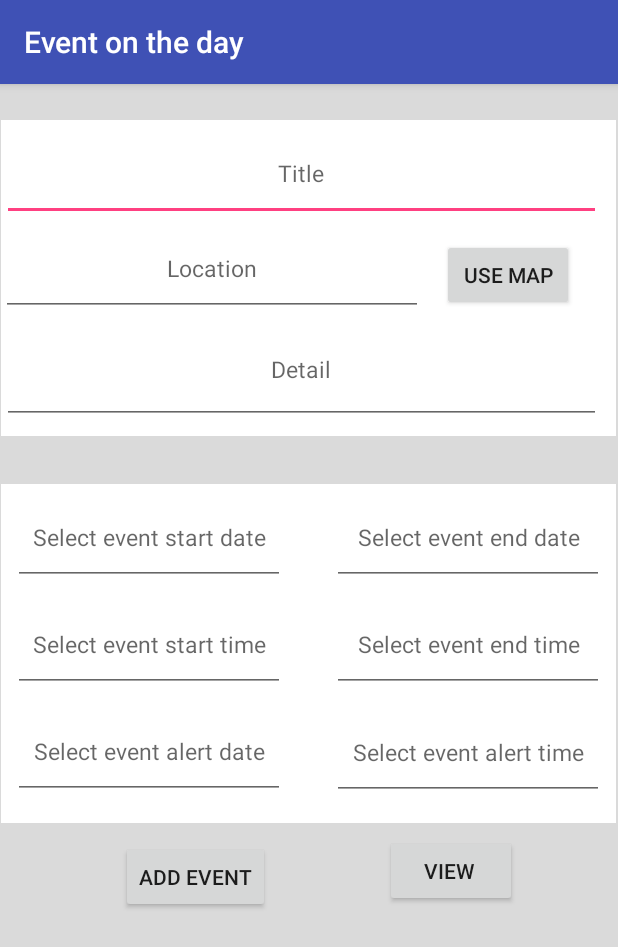
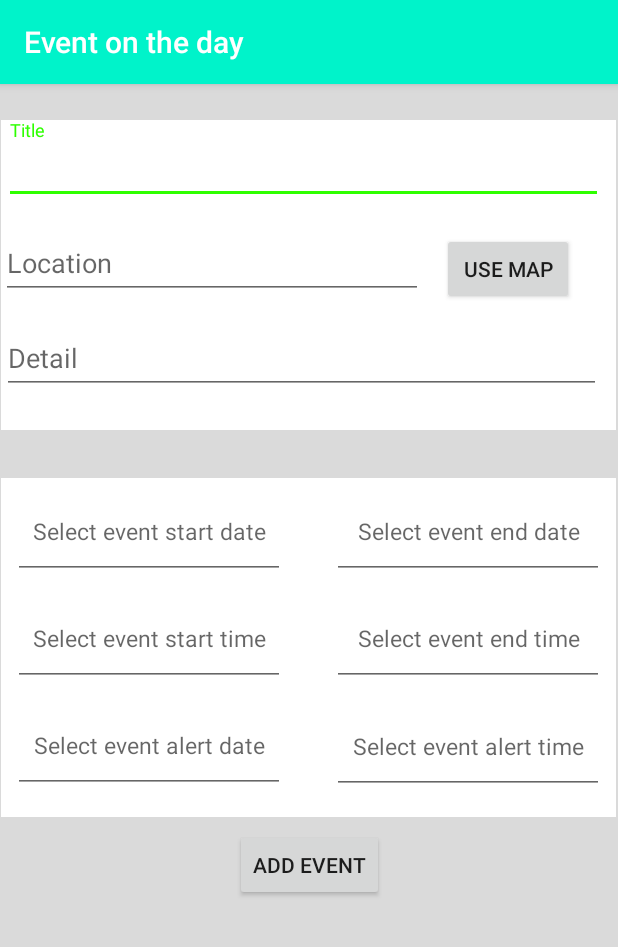
Before and after one commit to intersignature/final_project_android, an Android app: the AddEventActivity screen opened directly, with no data from a screen before it, on a phone screen of 412 x 824 dp. Shown: the top 947 px of the screen. Run offline under Robolectric (Android 15) with nearby library versions, the phone set to English and light mode, and no system bars.

Commit message:
edit add/edit xml to use inputlayout

```diff
--- a/Eventontheday/app/src/main/java/kmitl/final_project/sirichai/eventontheday/model/DatabaseAdapter.java
+++ b/Eventontheday/app/src/main/java/kmitl/final_project/sirichai/eventontheday/model/DatabaseAdapter.java
@@ -2,12 +2,15 @@ package kmitl.final_project.sirichai.eventontheday.model;
 
 import android.content.ContentValues;
 import android.content.Context;
+import android.content.Intent;
 import android.database.Cursor;
 import android.database.sqlite.SQLiteDatabase;
 import android.database.sqlite.SQLiteException;
 import android.database.sqlite.SQLiteOpenHelper;
 import android.support.v7.widget.RecyclerView;
 import android.widget.Toast;
+
+import com.google.android.gms.common.ConnectionResult;
 
 import java.io.File;
 import java.io.FileOutputStream;
@@ -18,6 +21,7 @@ import java.util.ArrayList;
 import java.util.List;
 
 import kmitl.final_project.sirichai.eventontheday.R;
+import kmitl.final_project.sirichai.eventontheday.notification.TimerService;
 
 /**
  * Created by atomiz on 8/11/2560.
--- a/Eventontheday/app/src/main/java/kmitl/final_project/sirichai/eventontheday/notification/TimerService.java
+++ b/Eventontheday/app/src/main/java/kmitl/final_project/sirichai/eventontheday/notification/TimerService.java
@@ -106,6 +106,7 @@ public class TimerService extends IntentService{
                 return;
     }
 
+
     @Override
     protected void onHandleIntent(Intent intent) {
         addDbForNotification();
@@ -114,6 +115,7 @@ public class TimerService extends IntentService{
             while (true) {
                 DateFormat dateFormat = new SimpleDateFormat("yyyy/MM/dd HH:mm:ss");
                 Date date = new Date();
+                Log.i("timer", "(intent is null) = " + dateFormat.format(date));
                 String currentYear = dateFormat.format(date).split(" ")[0].split("/")[0];
                 String currentMonth =dateFormat.format(date).split(" ")[0].split("/")[1];
                 String currentDay =dateFormat.format(date).split(" ")[0].split("/")[2];
--- a/Eventontheday/app/src/main/java/kmitl/final_project/sirichai/eventontheday/view/AddPresetActivity.java
+++ b/Eventontheday/app/src/main/java/kmitl/final_project/sirichai/eventontheday/view/AddPresetActivity.java
@@ -29,7 +29,7 @@ public class AddPresetActivity extends AppCompatActivity {
         setContentView(R.layout.activity_add_preset);
         setTitle = (EditText) findViewById(R.id.setTitlePreset);
         setLocation = (EditText) findViewById(R.id.setLocationPreset);
-        setDetail = (EditText) findViewById(R.id.setLocationPreset);
+        setDetail = (EditText) findViewById(R.id.setDetailPreset);
         databaseAdapter = new DatabaseAdapter(getApplicationContext());
     }
 
--- a/Eventontheday/app/src/main/java/kmitl/final_project/sirichai/eventontheday/view/EditEventActivity.java
+++ b/Eventontheday/app/src/main/java/kmitl/final_project/sirichai/eventontheday/view/EditEventActivity.java
@@ -35,6 +35,7 @@ import java.util.Locale;
 import kmitl.final_project.sirichai.eventontheday.R;
 import kmitl.final_project.sirichai.eventontheday.model.DatabaseAdapter;
 import kmitl.final_project.sirichai.eventontheday.model.ListEvent;
+import kmitl.final_project.sirichai.eventontheday.notification.TimerService;
 
 public class EditEventActivity extends AppCompatActivity {
     private Calendar calendar;
--- a/Eventontheday/app/src/main/java/kmitl/final_project/sirichai/eventontheday/view/Event_fragment.java
+++ b/Eventontheday/app/src/main/java/kmitl/final_project/sirichai/eventontheday/view/Event_fragment.java
@@ -128,6 +128,7 @@ public class Event_fragment extends Fragment {
         }
     }
 
+
     public void createRecyclerView(){
         List<List> datas = databaseAdapter.getDataEvent();
         listAllEvents = new ArrayList<>();
--- a/Eventontheday/app/src/main/res/layout/activity_add_event.xml
+++ b/Eventontheday/app/src/main/res/layout/activity_add_event.xml
@@ -38,57 +38,65 @@
                 app:layout_constraintStart_toStartOf="parent"
                 app:layout_constraintTop_toTopOf="parent">
 
-                <EditText
-                    android:id="@+id/setTitle"
+                <android.support.design.widget.TextInputLayout
                     android:layout_width="399dp"
                     android:layout_height="63dp"
-                    android:layout_marginEnd="8dp"
-                    android:layout_marginTop="4dp"
-                    android:gravity="center"
-                    android:hint="Title"
-                    android:textColor="#000000"
-                    android:textSize="15dp"
+                    tools:layout_editor_absoluteX="93dp"
+                    tools:layout_editor_absoluteY="14dp"
                     app:layout_constraintEnd_toEndOf="parent"
                     app:layout_constraintHorizontal_bias="0.166"
                     app:layout_constraintStart_toStartOf="parent"
-                    app:layout_constraintTop_toTopOf="parent" />
+                    app:layout_constraintTop_toTopOf="parent"
+                    android:id="@+id/setTitleLayout">
 
+                    <android.support.design.widget.TextInputEditText
+                        android:id="@+id/setTitle"
+                        android:layout_width="match_parent"
+                        android:layout_height="wrap_content"
+                        android:hint="Title" />
+                </android.support.design.widget.TextInputLayout>
 
-                <EditText
-                    android:id="@+id/setLocation"
+                <android.support.design.widget.TextInputLayout
                     android:layout_width="281dp"
                     android:layout_height="63dp"
-                    android:layout_marginEnd="8dp"
-                    android:gravity="center"
-                    android:hint="Location"
-                    android:textColor="#000000"
-                    android:textSize="15dp"
+                    tools:layout_editor_absoluteX="93dp"
+                    tools:layout_editor_absoluteY="14dp"
                     app:layout_constraintEnd_toEndOf="parent"
                     app:layout_constraintHorizontal_bias="0.0"
                     app:layout_constraintStart_toStartOf="parent"
-                    app:layout_constraintTop_toBottomOf="@+id/setTitle" />
+                    app:layout_constraintTop_toBottomOf="@+id/setTitleLayout"
+                    android:id="@+id/setLocationLayout">
 
-                <EditText
-                    android:id="@+id/setDetail"
+                    <android.support.design.widget.TextInputEditText
+                        android:id="@+id/setLocation"
+                        android:layout_width="match_parent"
+                        android:layout_height="wrap_content"
+                        android:hint="Location" />
+                </android.support.design.widget.TextInputLayout>
+
+
+
+                <android.support.design.widget.TextInputLayout
                     android:layout_width="399dp"
                     android:layout_height="72dp"
                     android:layout_marginBottom="8dp"
                     android:layout_marginEnd="8dp"
-                    android:layout_weight="1"
-                    android:ems="10"
-                    android:gravity="center"
-                    android:hint="Detail"
-                    android:inputType="textMultiLine"
-                    android:selectAllOnFocus="false"
-                    android:singleLine="false"
-                    android:textColor="#000000"
-                    android:textSize="15dp"
+                    tools:layout_editor_absoluteX="93dp"
+                    tools:layout_editor_absoluteY="14dp"
                     app:layout_constraintBottom_toBottomOf="parent"
                     app:layout_constraintEnd_toEndOf="parent"
                     app:layout_constraintHorizontal_bias="0.166"
                     app:layout_constraintStart_toStartOf="parent"
-                    app:layout_constraintTop_toBottomOf="@+id/setLocation"
-                    app:layout_constraintVertical_bias="0.0" />
+                    app:layout_constraintTop_toBottomOf="@+id/setLocationLayout"
+                    app:layout_constraintVertical_bias="0.0"
+                    android:id="@+id/setDetailLayout">
+
+                    <android.support.design.widget.TextInputEditText
+                        android:id="@+id/setDetail"
+                        android:layout_width="match_parent"
+                        android:layout_height="wrap_content"
+                        android:hint="Detail" />
+                </android.support.design.widget.TextInputLayout>
 
                 <Button
                     android:id="@+id/PlacePickerBTN"
@@ -101,8 +109,10 @@
                     android:text="USE MAP"
                     app:layout_constraintEnd_toEndOf="parent"
                     app:layout_constraintHorizontal_bias="0.2"
-                    app:layout_constraintStart_toEndOf="@+id/setLocation"
-                    app:layout_constraintTop_toTopOf="@+id/setLocation" />
+                    app:layout_constraintStart_toEndOf="@+id/setLocationLayout"
+                    app:layout_constraintTop_toTopOf="@+id/setLocationLayout" />
+
+
 
             </android.support.constraint.ConstraintLayout>
 
@@ -228,30 +238,17 @@
                 android:layout_width="wrap_content"
                 android:layout_height="wrap_content"
                 android:layout_marginBottom="16dp"
+                android:layout_marginEnd="8dp"
                 android:layout_marginStart="80dp"
                 android:layout_marginTop="8dp"
                 android:onClick="onSubmitAddEvent"
                 android:text="Add Event"
                 app:layout_constraintBottom_toBottomOf="parent"
+                app:layout_constraintEnd_toEndOf="parent"
+                app:layout_constraintHorizontal_bias="0.34"
                 app:layout_constraintStart_toStartOf="parent"
-                app:layout_constraintTop_toBottomOf="@+id/constraintLayout2" />
-
-            <Button
-                android:id="@+id/submitAddEvent1"
-                style="@style/Widget.AppCompat.Button"
-                android:layout_width="wrap_content"
-                android:layout_height="wrap_content"
-                android:layout_marginBottom="24dp"
-                android:layout_marginEnd="8dp"
-                android:layout_marginStart="8dp"
-                android:layout_marginTop="8dp"
-                android:onClick="viewdata"
-                android:text="view "
-                app:layout_constraintBottom_toBottomOf="parent"
-                app:layout_constraintEnd_toEndOf="parent"
-                app:layout_constraintHorizontal_bias="0.544"
-                app:layout_constraintStart_toEndOf="@+id/submitAddEvent"
-                app:layout_constraintTop_toBottomOf="@+id/constraintLayout2" />
+                app:layout_constraintTop_toBottomOf="@+id/constraintLayout2"
+                app:layout_constraintVertical_bias="0.0" />
 
 
         </android.support.constraint.ConstraintLayout>
--- a/Eventontheday/app/src/main/res/values/colors.xml
+++ b/Eventontheday/app/src/main/res/values/colors.xml
@@ -1,6 +1,6 @@
 <?xml version="1.0" encoding="utf-8"?>
 <resources>
-    <color name="colorPrimary">#3F51B5</color>
+    <color name="colorPrimary">#00F3CA</color>
     <color name="colorPrimaryDark">#303F9F</color>
-    <color name="colorAccent">#FF4081</color>
+    <color name="colorAccent">#2EFF00</color>
 </resources>
```
Also changed, not shown: Eventontheday/app/src/main/java/kmitl/final_project/sirichai/eventontheday/view/ViewEventActivity.java (+8 -2 lines), Eventontheday/app/src/main/res/layout/activity_add_preset.xml (+41 -32 lines), Eventontheday/app/src/main/res/layout/activity_edit_event.xml (+40 -32 lines), Eventontheday/app/src/main/res/layout/activity_edit_preset.xml (+54 -40 lines), Eventontheday/app/src/main/res/layout/activity_view_event.xml (+8 -13 lines).
